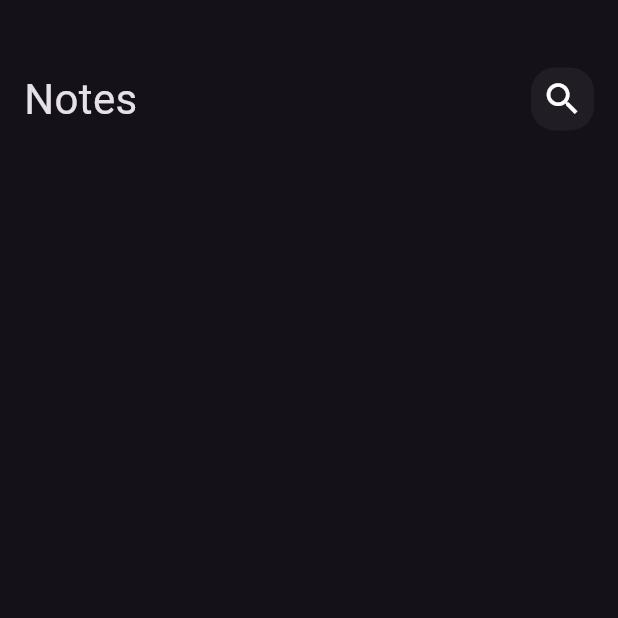
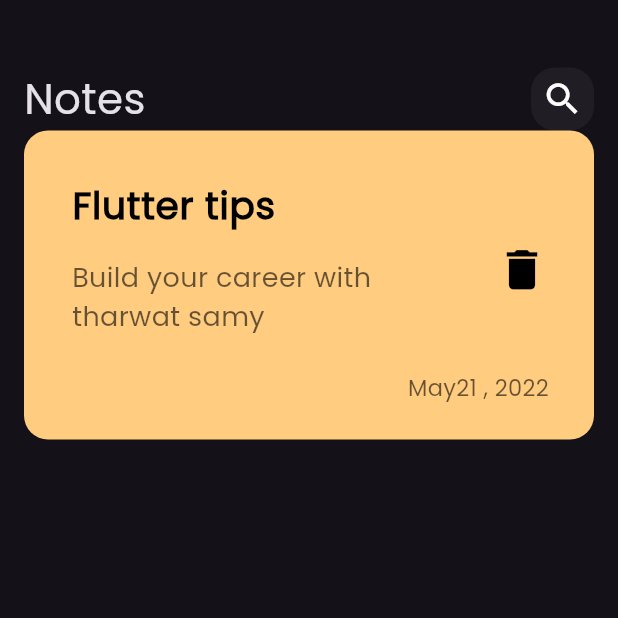
Before and after one commit to Mohamed11Rshad/Notes, a Flutter app: the screen it shows after launch, on a phone screen of 412 x 824 dp, the top half of it. Run offline on Flutter 3.47's test engine with Material 3 defaults, Android fonts, the phone set to English and light mode, and no system bars.

Commit message:
create note item

```diff
--- a/lib/main.dart
+++ b/lib/main.dart
@@ -12,7 +12,10 @@ class NotesApp extends StatelessWidget {
   Widget build(BuildContext context) {
     return MaterialApp(
       debugShowCheckedModeBanner: false,
-      theme: ThemeData.dark(),
+      theme: ThemeData(
+        brightness: Brightness.dark,
+        fontFamily: 'Poppins',
+      ),
       home: const NotesView(),
     );
   }
--- /dev/null
+++ b/lib/views/widgets/note_item.dart
@@ -0,0 +1,66 @@
+import 'package:flutter/material.dart';
+
+class NoteItem extends StatelessWidget {
+  const NoteItem({super.key});
+
+  @override
+  Widget build(BuildContext context) {
+    return Container(
+      padding: const EdgeInsets.only(
+        top: 24,
+        bottom: 24,
+        left: 16,
+      ),
+      decoration: BoxDecoration(
+        color: const Color(0xffFFCC80),
+        borderRadius: BorderRadius.circular(16),
+      ),
+      child: Column(
+        crossAxisAlignment: CrossAxisAlignment.end,
+        children: [
+          ListTile(
+            title: const Text(
+              "Flutter tips",
+              style: TextStyle(
+                color: Colors.black,
+                fontSize: 25,
+                fontWeight: FontWeight.bold,
+              ),
+            ),
+            subtitle: Padding(
+              padding: const EdgeInsets.symmetric(
+                vertical: 16,
+              ),
+              child: Text(
+                "Build your career with tharwat samy",
+                style: TextStyle(
+                  color: Colors.black.withOpacity(0.6),
+                  fontSize: 18,
+                ),
+              ),
+            ),
+            trailing: IconButton(
+              padding: const EdgeInsets.all(0),
+              onPressed: () {},
+              icon: const Icon(
+                Icons.delete,
+                color: Colors.black,
+                size: 35,
+              ),
+            ),
+          ),
+          Padding(
+            padding: const EdgeInsets.only(right: 30),
+            child: Text(
+              'May21 , 2022',
+              style: TextStyle(
+                color: Colors.black.withOpacity(0.6),
+                fontSize: 15,
+              ),
+            ),
+          ),
+        ],
+      ),
+    );
+  }
+}
--- a/lib/views/widgets/notes_view_body.dart
+++ b/lib/views/widgets/notes_view_body.dart
@@ -1,5 +1,6 @@
 import 'package:flutter/material.dart';
 import 'package:notes/views/widgets/custtom_app_bar.dart';
+import 'package:notes/views/widgets/note_item.dart';
 
 class NotesViewBody extends StatelessWidget {
   const NotesViewBody({super.key});
@@ -16,6 +17,7 @@ class NotesViewBody extends StatelessWidget {
             height: 45,
           ),
           CustomAppBar(),
+          NoteItem(),
         ],
       ),
     );
```
Also changed, not shown: pubspec.yaml (+6 -11 lines), lib/assets/fonts/Poppins-Regular.ttf (added).
